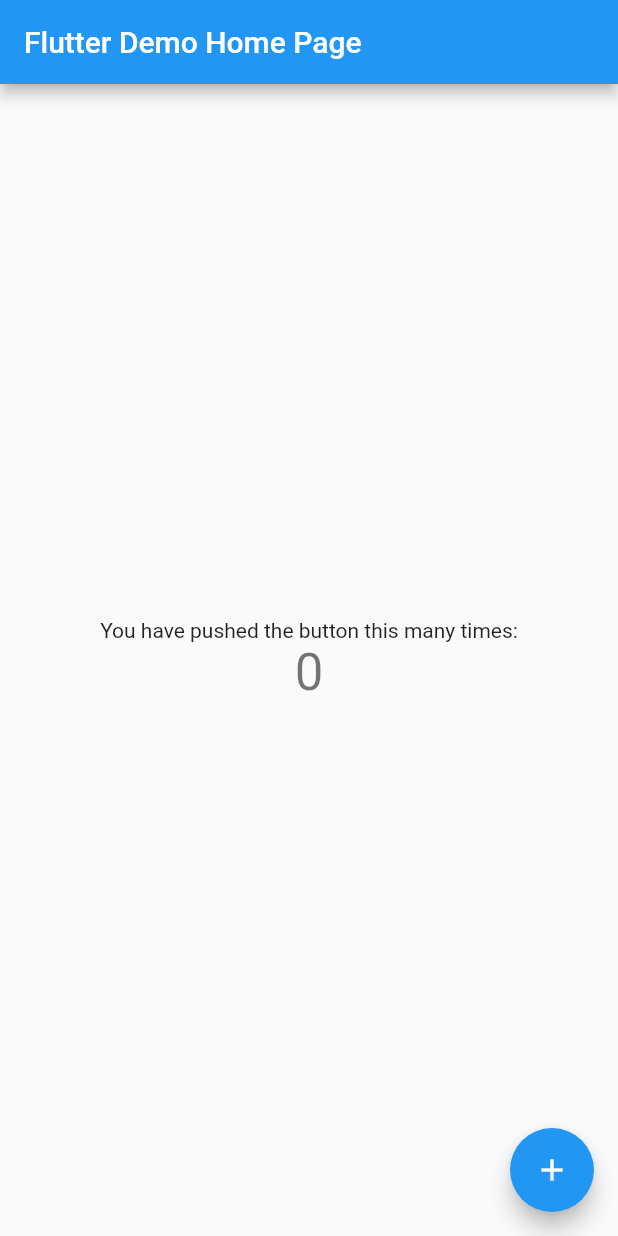
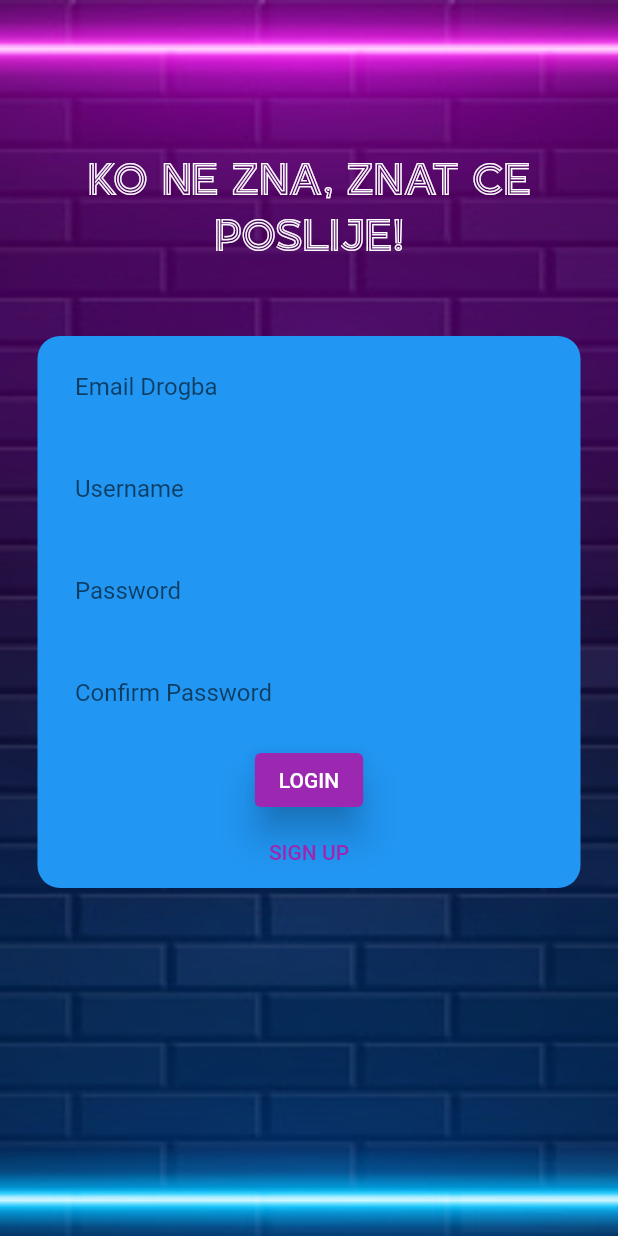
Before and after one commit to emeban44/ultimate_quiz_app, a Flutter app: the screen it shows after launch, on a phone screen of 412 x 824 dp. Run offline on Flutter 3.47's test engine with Material 2 defaults, Android fonts, the phone set to English and light mode, and no system bars; our stand-ins replace firebase_core; accounts and stored records are empty.

Commit message:
added buttons

```diff
--- a/ultimate_quiz_app/lib/main.dart
+++ b/ultimate_quiz_app/lib/main.dart
@@ -1,8 +1,15 @@
 import 'package:flutter/material.dart';
 import 'package:firebase_core/firebase_core.dart';
+import 'package:flutter/services.dart';
+import 'package:ultimate_quiz_app/view/login/login_page.dart';
 
 void main() async {
   WidgetsFlutterBinding.ensureInitialized();
+
+  SystemChrome.setSystemUIOverlayStyle(SystemUiOverlayStyle(
+    statusBarBrightness: Brightness.dark,
+    statusBarIconBrightness: Brightness.dark,
+  ));
 
   await Firebase.initializeApp();
 
@@ -16,58 +23,13 @@
   @override
   Widget build(BuildContext context) {
     return MaterialApp(
-      title: 'Flutter Demo',
+      title: 'Ko ne zna, znat ce poslije',
+      debugShowCheckedModeBanner: false,
       theme: ThemeData(
-        primarySwatch: Colors.blue,
+        primarySwatch: Colors.purple,
+        //fontFamily: "Retrolight",
       ),
-      home: const MyHomePage(title: 'Flutter Demo Home Page'),
+      home: LoginPage(),
     );
   }
 }
-
-class MyHomePage extends StatefulWidget {
-  const MyHomePage({Key? key, required this.title}) : super(key: key);
-
-  final String title;
-
-  @override
-  State<MyHomePage> createState() => _MyHomePageState();
-}
-
-class _MyHomePageState extends State<MyHomePage> {
-  int _counter = 0;
-
-  void _incrementCounter() {
-    setState(() {
-      _counter++;
-    });
-  }
-
-  @override
-  Widget build(BuildContext context) {
-    return Scaffold(
-      appBar: AppBar(
-        title: Text(widget.title),
-      ),
-      body: Center(
-        child: Column(
-          mainAxisAlignment: MainAxisAlignment.center,
-          children: <Widget>[
-            const Text(
-              'You have pushed the button this many times:',
-            ),
-            Text(
-              '$_counter',
-              style: Theme.of(context).textTheme.headline4,
-            ),
-          ],
-        ),
-      ),
-      floatingActionButton: FloatingActionButton(
-        onPressed: _incrementCounter,
-        tooltip: 'Increment',
-        child: const Icon(Icons.add),
-      ),
-    );
-  }
-}
--- /dev/null
+++ b/ultimate_quiz_app/lib/view/login/login_page.dart
@@ -0,0 +1,86 @@
+import 'package:flutter/material.dart';
+import 'package:ultimate_quiz_app/widgets/custom_text_field.dart';
+
+class LoginPage extends StatelessWidget {
+  @override
+  Widget build(BuildContext context) {
+    return GestureDetector(
+      onTap: () {
+        FocusManager.instance.primaryFocus?.unfocus();
+      },
+      child: Container(
+        decoration: const BoxDecoration(
+          image: DecorationImage(
+            image: AssetImage("assets/images/cool_neon_wall.jpeg"),
+            fit: BoxFit.cover,
+          ),
+        ),
+        child: Scaffold(
+          resizeToAvoidBottomInset: false,
+          backgroundColor: Colors.transparent,
+          //extendBodyBehindAppBar: true,
+          body: SingleChildScrollView(
+            physics: ClampingScrollPhysics(),
+            child: Container(
+              padding: const EdgeInsets.symmetric(
+                vertical: 100,
+                horizontal: 25,
+              ),
+              child: Column(
+                mainAxisAlignment: MainAxisAlignment.center,
+                mainAxisSize: MainAxisSize.min,
+                children: [
+                  Container(
+                    margin: const EdgeInsets.only(bottom: 50),
+                    child: Text(
+                      "Ko ne zna, znat ce poslije!",
+                      textAlign: TextAlign.center,
+                      style: TextStyle(
+                        color: Colors.white,
+                        fontFamily: "Retrolight",
+                        fontSize: 30,
+                      ),
+                    ),
+                  ),
+                  Container(
+                    decoration: BoxDecoration(
+                      color: Colors.blue,
+                      borderRadius: BorderRadius.circular(15),
+                    ),
+                    child: Column(
+                      children: [
+                        CustomTextField(
+                          hint: "Email Drogba",
+                        ),
+                        CustomTextField(
+                          hint: "Username",
+                        ),
+                        CustomTextField(
+                          hint: "Password",
+                        ),
+                        CustomTextField(
+                          hint: "Confirm Password",
+                        ),
+                        ElevatedButton(
+                          onPressed: () {},
+                          child: Text('LOGIN'),
+                          style: ElevatedButton.styleFrom(
+                            elevation: 10,
+                          ),
+                        ),
+                        TextButton(onPressed: () {}, child: Text("SIGN UP"))
+                      ],
+                    ),
+                  ),
+                  const SizedBox(
+                      //height: 300,
+                      )
+                ],
+              ),
+            ),
+          ),
+        ),
+      ),
+    );
+  }
+}
--- /dev/null
+++ b/ultimate_quiz_app/lib/widgets/custom_text_field.dart
@@ -0,0 +1,23 @@
+import 'package:flutter/material.dart';
+
+class CustomTextField extends StatelessWidget {
+  const CustomTextField({
+    Key? key,
+    this.hint,
+  }) : super(key: key);
+  final String? hint;
+  @override
+  Widget build(BuildContext context) {
+    return Container(
+      padding: const EdgeInsets.only(left: 25, top: 10, bottom: 10),
+      child: TextField(
+        autocorrect: false,
+        //obscureText: true,
+        decoration: InputDecoration(
+          hintText: hint,
+          border: InputBorder.none,
+        ),
+      ),
+    );
+  }
+}
```
Also changed, not shown: ultimate_quiz_app/pubspec.yaml (+4 -4 lines), ultimate_quiz_app/assets/images/another_brick_wall.jpeg (added), ultimate_quiz_app/assets/images/cool_neon_wall.jpeg (added), ultimate_quiz_app/assets/images/neon_light_wall.jpeg (added), ultimate_quiz_app/assets/images/neon_lights.jpeg (added), ultimate_quiz_app/assets/images/neon_red_blue.jpeg (added), ultimate_quiz_app/assets/images/quality_brick_wall.jpeg (added), ultimate_quiz_app/assets/images/smoke.jpeg (added), ultimate_quiz_app/assets/images/smokey_wall.jpeg (added), ultimate_quiz_app/fonts/Retrolight.ttf (added).
